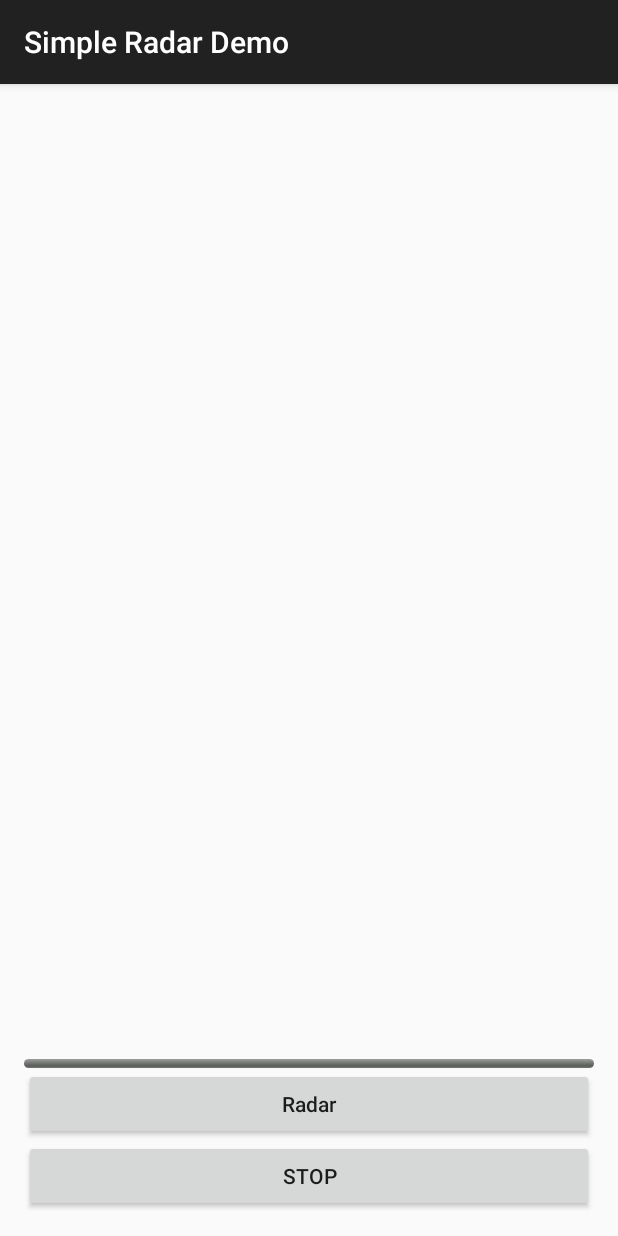
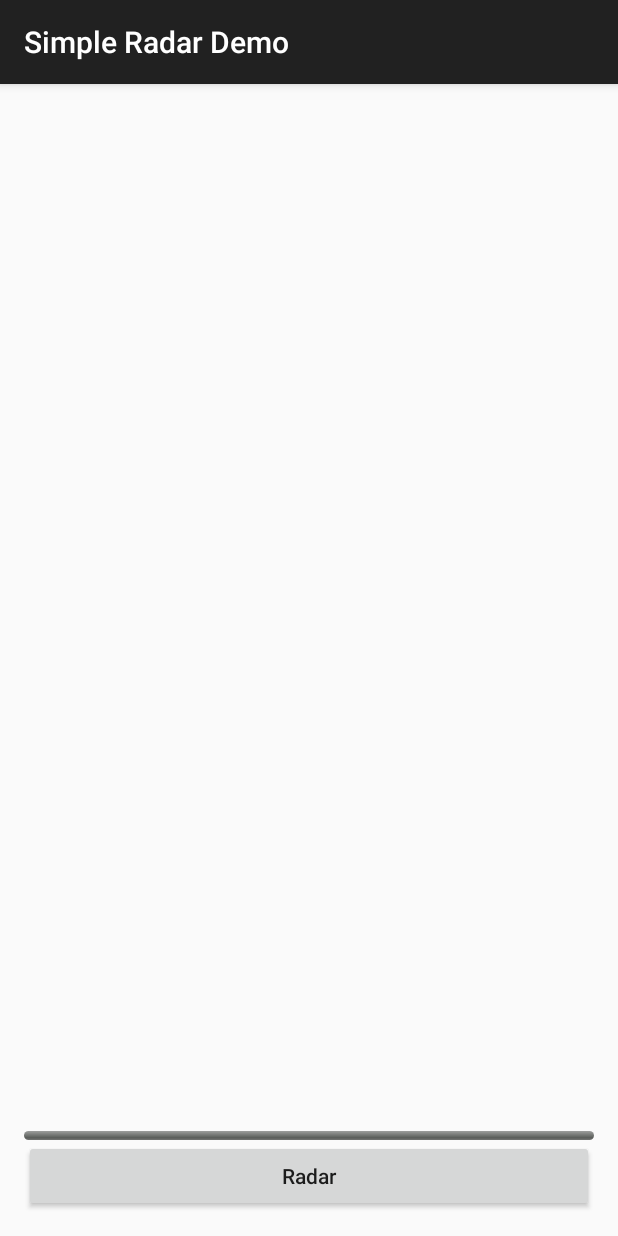
Before and after one commit to cedexis/AndroidRadar, an Android app: the screen it shows after launch (MainActivity), on a phone screen of 412 x 824 dp. Run offline under Robolectric (Android 15) with nearby library versions, the phone set to English and light mode, and no system bars; 1 statement that could not run was skipped.

Commit message:
remove unused code.

```diff
--- a/app/src/main/java/com/cedexis/simpleradardemo/MainActivity.java
+++ b/app/src/main/java/com/cedexis/simpleradardemo/MainActivity.java
@@ -5,23 +5,13 @@ import android.os.StrictMode;
 import android.support.v7.app.AppCompatActivity;
 import android.view.View;
 import android.widget.Button;
-import android.widget.ProgressBar;
 
 import com.cedexis.androidradar.Cedexis;
 import com.cedexis.androidradar.Radar;
 
-import org.json.JSONObject;
-
-
 public class MainActivity extends AppCompatActivity implements View.OnClickListener {
 
-    private static final String TAG = "MainActivity";
-    private static final String TAG_PROGRESS = "MainActivity.progress";
-
     Button radarButton;
-    ProgressBar _radarSessionProgressBar;
-    String _impactSessionId;
-    JSONObject _providerNames = null;
     private int _requestorZoneId = 1;
     private int _requestorCustomerId = 22746;
     private Radar radar;
@@ -44,8 +34,7 @@ public class MainActivity extends AppCompatActivity implements View.OnClickListe
                 .build());
 
         setContentView(R.layout.activity_main);
-        radar = Cedexis.radar(_requestorZoneId, _requestorCustomerId);
-        radar.init(this);
+        radar = Cedexis.radar(this);
 
         radarButton = (Button) findViewById(R.id.radar_button);
         radarButton.setOnClickListener(this);
@@ -53,10 +42,6 @@ public class MainActivity extends AppCompatActivity implements View.OnClickListe
 
     @Override
     public void onClick(View v) {
-        radar.sendRadarEvent();
-//        _radarService = new Intent(this, RadarService.class);
-//        _radarService.putExtra(RadarService.EXTRA_SESSION_PROPERTIES, radarSessionProperties);
-//        startService(_radarService);
-
+        radar.start(_requestorZoneId, _requestorCustomerId);
     }
 }
--- a/app/src/main/res/layout/activity_main.xml
+++ b/app/src/main/res/layout/activity_main.xml
@@ -28,11 +28,5 @@
         android:text="@string/button"
         android:textAllCaps="false"
         android:enabled="true"/>
-    <Button
-        android:id="@+id/stop_session"
-        android:layout_width="match_parent"
-        android:layout_height="wrap_content"
-        android:text="Stop"
-        android:onClick="onStopClicked"/>
 
 </LinearLayout>
```
